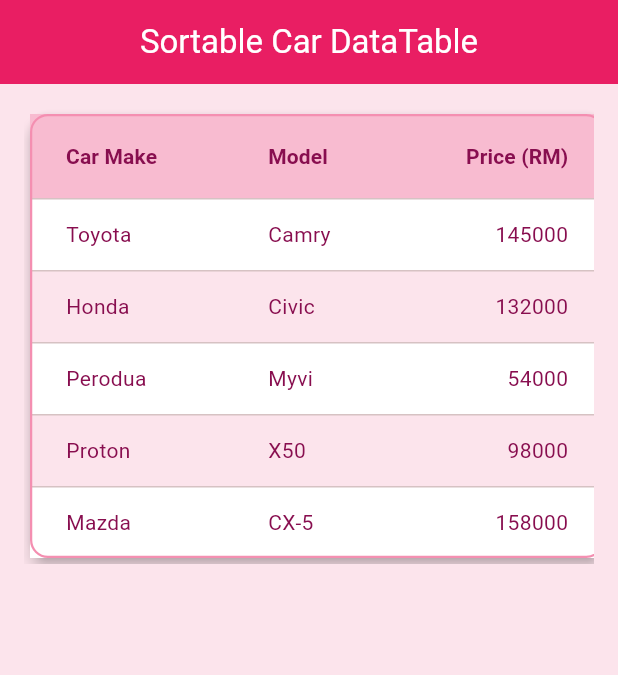
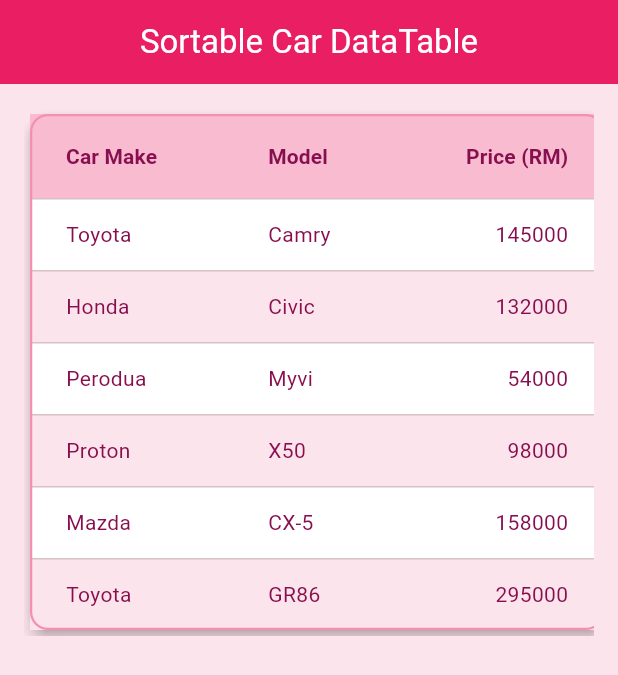
Before and after one commit to aimarzeti/TMA3084_G02_103033_Lab05_Lesson07, a Flutter app: the screen it shows after launch, on a phone screen of 412 x 824 dp. Shown: the top 675 px of the screen. Run offline on Flutter 3.47's test engine with Material 3 defaults, Android fonts, the phone set to English and light mode, and no system bars.

Commit message:
Add Toyota GR86 to car list

```diff
--- a/lib/main.dart
+++ b/lib/main.dart
@@ -51,6 +51,7 @@ class _CarDataTableScreenState extends State<CarDataTableScreen> {
     Car(make: 'Perodua', model: 'Myvi', price: 54000),
     Car(make: 'Proton', model: 'X50', price: 98000),
     Car(make: 'Mazda', model: 'CX-5', price: 158000),
+    Car(make: 'Toyota', model: 'GR86', price: 295000),
   ];
 
   void _onSort(int columnIndex, bool ascending) {
```
